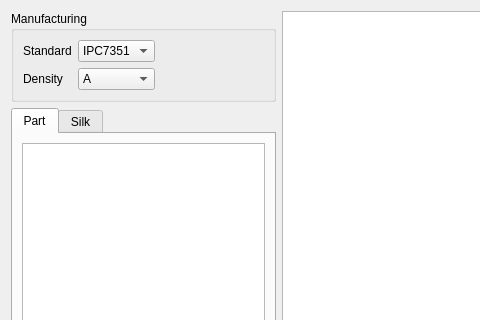
jlublin/landpatterngen, file package.ui: the form before one commit; both pictures show x 0 to 480 and y 0 to 320 of the 824 by 418 pixel window.
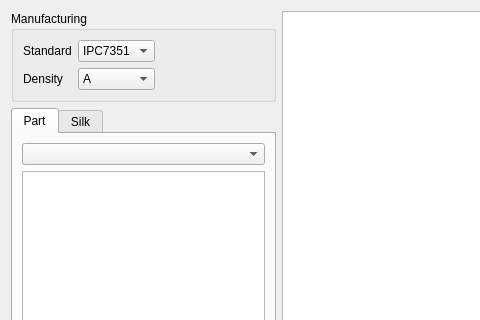
The form after the commit. Custom widgets are drawn as their Qt base class.

Commit message: Added package type combo box

Patch:
```diff
--- a/package.ui
+++ b/package.ui
@@ -98,6 +98,9 @@
          <string>Part</string>
         </attribute>
         <layout class="QVBoxLayout" name="vert34">
+         <item>
+          <widget class="QComboBox" name="types"/>
+         </item>
          <item>
           <layout class="QGridLayout" name="grid_values"/>
          </item>
```
The commit also changes 1 other file.
